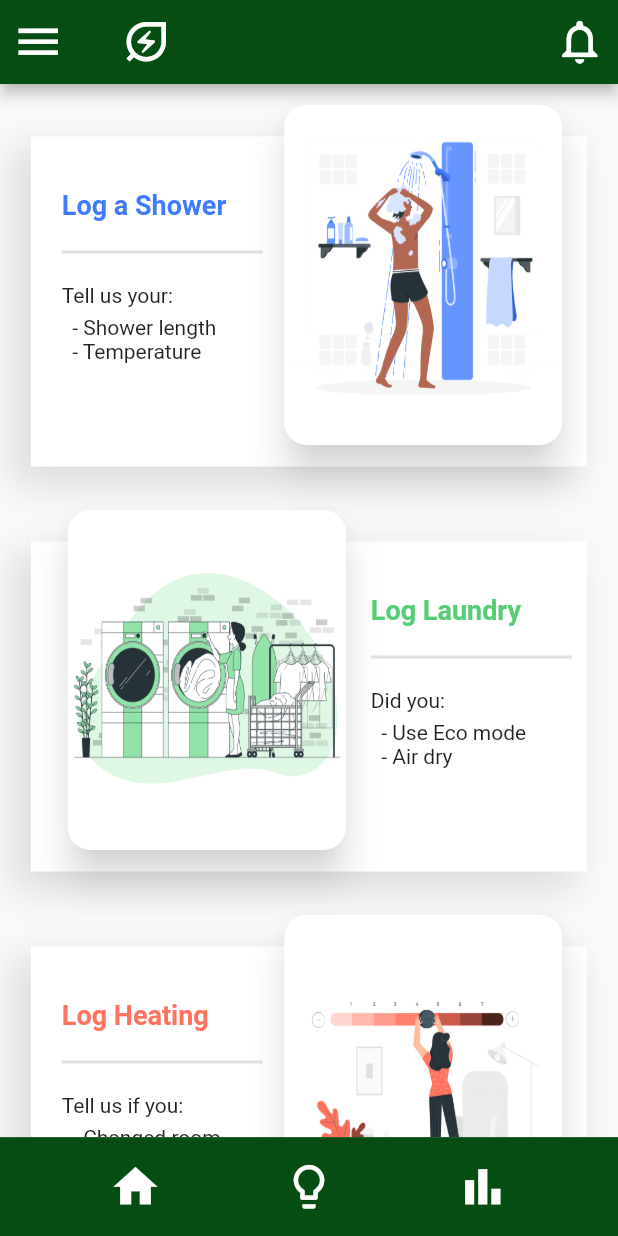
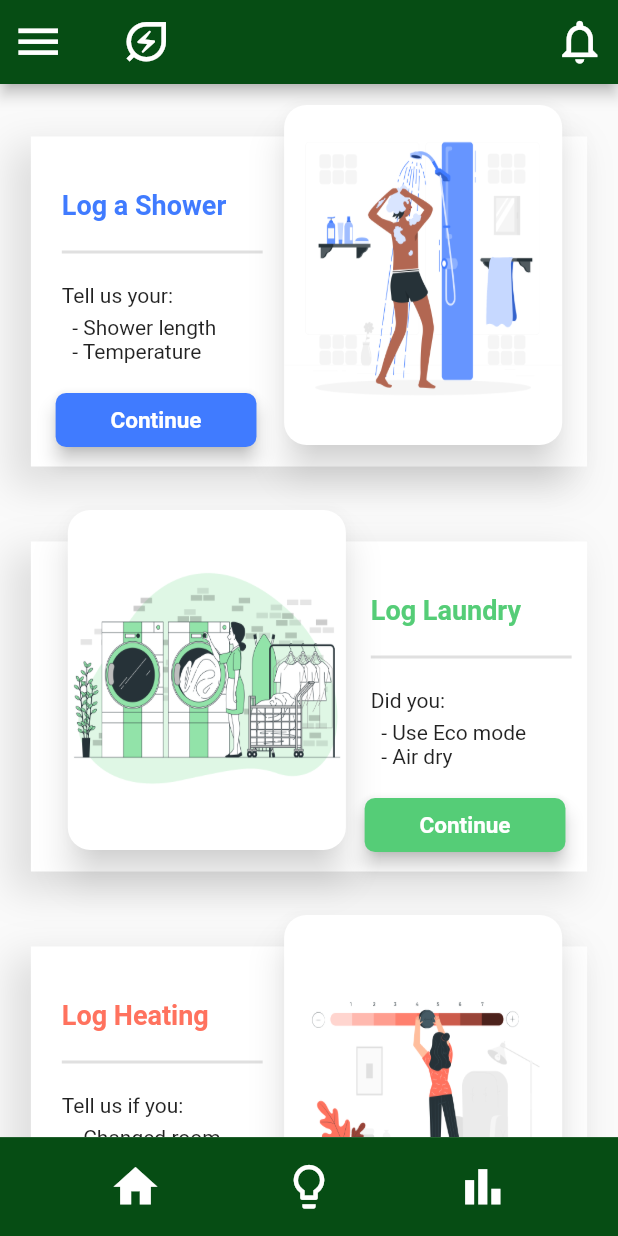
Before and after one commit to suhas-arun/drp_40, a Flutter app: the LogPage screen opened directly with empty values, after a tap on the "lightbulb outline" icon, on a phone screen of 412 x 824 dp. Run offline on Flutter 3.47's test engine with Material 2 defaults, Android fonts, the phone set to English and light mode, and no system bars; our stand-ins replace cloud_firestore, firebase_core, pie_chart; missing offline and left inert: vertical_percent_indicator; accounts and stored records are empty.

Commit message:
Added buttons to action selection page

```diff
--- a/lib/constants/buttons.dart
+++ b/lib/constants/buttons.dart
@@ -1,5 +1,6 @@
 import 'package:flutter/material.dart';
 import 'package:saveshare/constants/colour.dart';
+import 'package:saveshare/constants/size.dart';
 
 class APPButtons {
   static ButtonStyle actionButtonStyle(selected) {
@@ -19,12 +20,21 @@ class APPButtons {
         shape: const CircleBorder());
   }
 
-  static ButtonStyle logButtonStyle(colour) {
+  static ButtonStyle EnterDetailsStyle(colour, context) {
     return ElevatedButton.styleFrom(
         backgroundColor: colour,
         elevation: 5.0,
         splashFactory: NoSplash.splashFactory,
         shape: RoundedRectangleBorder(borderRadius: BorderRadius.circular(7)));
+  }
+
+  static ButtonStyle logButtonStyle(colour, context) {
+    return ElevatedButton.styleFrom(
+        backgroundColor: colour,
+        elevation: 5.0,
+        splashFactory: NoSplash.splashFactory,
+        shape: RoundedRectangleBorder(borderRadius: BorderRadius.circular(7)),
+        minimumSize: Size(APPSize.WIDTH(context) * 0.85, 50));
   }
 
   static Widget backButton(colour, context) {
--- a/lib/pages/breakdown_page.dart
+++ b/lib/pages/breakdown_page.dart
@@ -63,7 +63,8 @@ class _BreakdownPageState extends State<BreakdownPage> {
   // Divides the list view sections
   Widget paddedDivider() {
     return const Padding(
-        padding: EdgeInsets.symmetric(vertical: 25), child: Divider());
+        padding: EdgeInsets.symmetric(vertical: 25),
+        child: Divider(thickness: 3.0));
   }
 
   // Title for the page
@@ -188,7 +189,8 @@ class _BreakdownPageState extends State<BreakdownPage> {
                 TextSpan(
                     text: "2 minutes longer", style: APPText.badMediumText),
                 TextSpan(
-                    text: " in the shower per day than the household average."),
+                    text:
+                        " in the shower per day than the rest of your house."),
               ])),
           Padding(
             padding: const EdgeInsets.only(top: 10),
--- a/lib/pages/log_page.dart
+++ b/lib/pages/log_page.dart
@@ -148,7 +148,7 @@ class _LogPageState extends State<LogPage> {
           }
           Navigator.pop(context);
         },
-        style: APPButtons.logButtonStyle(colour),
+        style: APPButtons.logButtonStyle(colour, context),
         child: Text('Log Action', style: APPText.mediumText(Colors.white)));
   }
 }
--- a/lib/pages/select_action_page.dart
+++ b/lib/pages/select_action_page.dart
@@ -1,4 +1,5 @@
 import 'package:flutter/material.dart';
+import 'package:saveshare/constants/buttons.dart';
 
 import '../components/bottom_bar.dart';
 import '../components/top_bar.dart';
@@ -82,14 +83,6 @@ class _SelectActionPageState extends State<SelectActionPage> {
             Positioned(
               top: 10,
               left: APPSize.WIDTH(context) * (rightAlign ? 0.1 : 0.45),
-                child: GestureDetector(
-                  onTap: () {
-                    Navigator.push(
-                      context,
-                      MaterialPageRoute(
-                          builder: (context) => LogPage(actionName: picName)),
-                    );
-                  },
               child: Card(
                   elevation: 10,
                   shadowColor: Colors.grey.withOpacity(0.5),
@@ -102,10 +95,31 @@ class _SelectActionPageState extends State<SelectActionPage> {
                           borderRadius: BorderRadius.circular(10.0),
                           image: DecorationImage(
                               fit: BoxFit.fill,
-                                  image: AssetImage(
-                                      'assets/images/$picName.png'))))),
-                )),
-            logActionText(rightAlign, colour, picName)
+                              image:
+                                  AssetImage('assets/images/$picName.png'))))),
+            ),
+            logActionText(rightAlign, colour, picName),
+            Positioned(
+                top: 200,
+                left: APPSize.WIDTH(context) * (rightAlign ? 0.59 : 0.09),
+                child: SizedBox(
+                    width: APPSize.WIDTH(context) * 0.325,
+                    child: ElevatedButton(
+                      style: APPButtons.EnterDetailsStyle(colour, context),
+                      onPressed: () {
+                        Navigator.push(
+                          context,
+                          MaterialPageRoute(
+                              builder: (context) =>
+                                  LogPage(actionName: picName)),
+                        );
+                      },
+                      child: const Text("Continue",
+                          style: TextStyle(
+                              color: Colors.white,
+                              fontSize: 15,
+                              fontWeight: FontWeight.w600)),
+                    )))
           ],
         ));
   }
```
Lines whose indentation alone changed are shown as unchanged.
